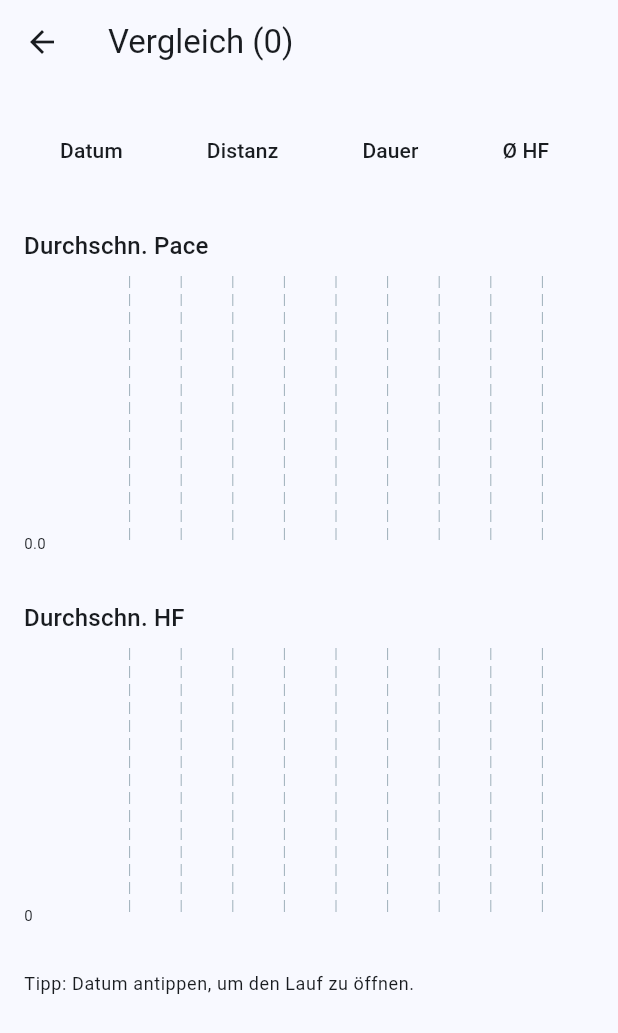
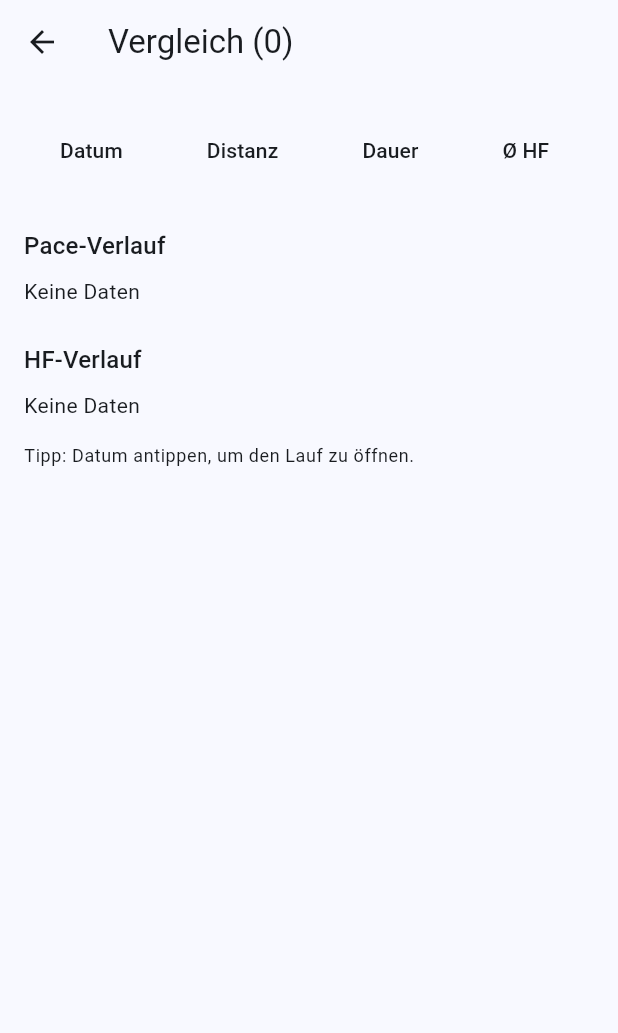
Before and after one commit to kwadde-cmyk/run-aggregator, a Flutter app: the CompareScreen screen opened directly with empty values, on a phone screen of 412 x 824 dp. Shown: the top 1033 px of the screen. Run offline on Flutter 3.47's test engine with Material 3 defaults, Android fonts, the phone set to English and light mode, and no system bars; drawn by our look-alikes of fl_chart; our stand-ins replace flutter_map, flutter_secure_storage, latlong2; missing offline and left inert: flutter_appauth, flutter_inappwebview; accounts and stored records are empty.

Commit message:
Overlay comparison charts with colored semi-transparent lines

```diff
--- a/lib/screens/compare_screen.dart
+++ b/lib/screens/compare_screen.dart
@@ -1,11 +1,33 @@
 import 'package:fl_chart/fl_chart.dart';
 import 'package:flutter/material.dart';
+import '../services/google_health_service.dart';
 import 'exercise_detail_screen.dart';
 
-class CompareScreen extends StatelessWidget {
+class CompareScreen extends StatefulWidget {
   final List<Map<String, dynamic>> exercises;
 
   const CompareScreen({super.key, required this.exercises});
+
+  @override
+  State<CompareScreen> createState() => _CompareScreenState();
+}
+
+class _CompareScreenState extends State<CompareScreen> {
+  bool _loading = true;
+  final List<List<FlSpot>> _paceSeries = [];
+  final List<List<FlSpot>> _hrSeries = [];
+  final List<String> _labels = [];
+
+  static const _colors = [
+    Colors.blue,
+    Colors.red,
+    Colors.green,
+    Colors.orange,
+    Colors.purple,
+    Colors.teal,
+    Colors.amber,
+    Colors.pink,
+  ];
 
   double? _toDouble(dynamic v) {
     if (v is num) return v.toDouble();
@@ -14,30 +36,156 @@ class CompareScreen extends StatelessWidget {
   }
 
   @override
-  Widget build(BuildContext context) {
-    final paceValues = <double>[];
-    final hrValues = <double>[];
-    final labels = <String>[];
+  void initState() {
+    super.initState();
+    _load();
+  }
 
-    for (final item in exercises) {
+  Future<void> _load() async {
+    for (final item in widget.exercises) {
       final exercise = item['exercise'] as Map<String, dynamic>? ?? {};
       final interval = exercise['interval'] as Map<String, dynamic>? ?? {};
-      final metrics = exercise['metricsSummary'] as Map<String, dynamic>? ?? {};
+      final startStr = interval['startTime'] as String? ?? '';
+      final endStr = interval['endTime'] as String? ?? '';
+      final start = DateTime.tryParse(startStr);
 
-      final start = interval['startTime'] as String? ?? '';
-      final startDt = DateTime.tryParse(start);
-      labels.add(startDt != null ? '${startDt.day}.${startDt.month}.' : '?');
+      final startDt = DateTime.tryParse(startStr);
+      _labels.add(startDt != null ? '${startDt.day}.${startDt.month}.' : '?');
 
-      final pace = _toDouble(metrics['averagePaceSecondsPerMeter']);
-      paceValues.add(pace != null ? pace * 1000 / 60 : 0);
+      final paceSpots = <FlSpot>[];
+      final hrSpots = <FlSpot>[];
 
-      final hr = _toDouble(metrics['averageHeartRateBeatsPerMinute']);
-      hrValues.add(hr ?? 0);
+      if (start != null && endStr.isNotEmpty) {
+        final distPoints = await GoogleHealthService.getDistancePoints(
+          startTime: startStr,
+          endTime: endStr,
+        );
+        for (final p in distPoints) {
+          final dist = p['distance'] as Map<String, dynamic>? ?? {};
+          final intv = dist['interval'] as Map<String, dynamic>? ?? {};
+          final tStart = DateTime.tryParse(intv['startTime']?.toString() ?? '');
+          final tEnd = DateTime.tryParse(intv['endTime']?.toString() ?? '');
+          final mm = _toDouble(dist['millimeters']) ?? 0;
+          if (tStart == null || tEnd == null || mm <= 0) continue;
+          final sec = tEnd.difference(tStart).inSeconds;
+          if (sec <= 0) continue;
+          final km = mm / 1000000.0;
+          final pace = (sec / 60.0) / km;
+          final minutes = tStart.difference(start).inSeconds / 60.0;
+          if (minutes >= 0 && pace > 0 && pace < 25) {
+            paceSpots.add(FlSpot(minutes, pace));
+          }
         }
 
+        final hrPoints = await GoogleHealthService.getHeartRatePoints(
+          startTime: startStr,
+          endTime: endStr,
+        );
+        for (final p in hrPoints) {
+          final t = DateTime.tryParse(p['time'] ?? '');
+          final bpm = _toDouble(p['bpm']);
+          if (t == null || bpm == null || bpm < 40 || bpm > 220) continue;
+          final minutes = t.difference(start).inSeconds / 60.0;
+          if (minutes >= 0) hrSpots.add(FlSpot(minutes, bpm));
+        }
+      }
+
+      _paceSeries.add(paceSpots);
+      _hrSeries.add(hrSpots);
+    }
+    if (mounted) setState(() => _loading = false);
+  }
+
+  Widget _buildOverlayChart(List<List<FlSpot>> series, String yLabel, {bool isHr = false}) {
+    if (series.every((s) => s.isEmpty)) return const Text('Keine Daten');
+
+    final allX = series.expand((s) => s.map((p) => p.x));
+    final allY = series.expand((s) => s.map((p) => p.y));
+    final minX = allX.isEmpty ? 0.0 : allX.reduce((a, b) => a < b ? a : b);
+    final maxX = allX.isEmpty ? 1.0 : allX.reduce((a, b) => a > b ? a : b);
+    final minY = allY.isEmpty ? 0.0 : allY.reduce((a, b) => a < b ? a : b);
+    final maxY = allY.isEmpty ? 1.0 : allY.reduce((a, b) => a > b ? a : b);
+    final pad = (maxY - minY) * 0.1;
+
+    final bars = <LineChartBarData>[];
+    for (var i = 0; i < series.length; i++) {
+      if (series[i].isEmpty) continue;
+      final color = _colors[i % _colors.length];
+      bars.add(LineChartBarData(
+        spots: series[i],
+        isCurved: true,
+        color: color.withOpacity(0.55),
+        barWidth: 2,
+        dotData: const FlDotData(show: false),
+      ));
+    }
+
+    return Column(
+      crossAxisAlignment: CrossAxisAlignment.start,
+      children: [
+        Wrap(
+          spacing: 12,
+          children: List.generate(series.length, (i) {
+            final color = _colors[i % _colors.length];
+            return Row(
+              mainAxisSize: MainAxisSize.min,
+              children: [
+                Container(width: 12, height: 12, color: color.withOpacity(0.7)),
+                const SizedBox(width: 4),
+                Text(_labels[i], style: const TextStyle(fontSize: 12)),
+              ],
+            );
+          }),
+        ),
+        const SizedBox(height: 8),
+        SizedBox(
+          height: 260,
+          child: LineChart(
+            LineChartData(
+              minX: minX,
+              maxX: maxX,
+              minY: (minY - pad).clamp(0, double.infinity),
+              maxY: maxY + pad,
+              gridData: const FlGridData(show: true),
+              titlesData: FlTitlesData(
+                bottomTitles: AxisTitles(
+                  sideTitles: SideTitles(
+                    showTitles: true,
+                    reservedSize: 28,
+                    getTitlesWidget: (v, _) => Text('${v.toStringAsFixed(0)}', style: const TextStyle(fontSize: 10)),
+                  ),
+                  axisNameWidget: const Text('Minuten'),
+                ),
+                leftTitles: AxisTitles(
+                  sideTitles: SideTitles(
+                    showTitles: true,
+                    reservedSize: 36,
+                    getTitlesWidget: (v, _) => Text(
+                      isHr ? v.toStringAsFixed(0) : v.toStringAsFixed(1),
+                      style: const TextStyle(fontSize: 10),
+                    ),
+                  ),
+                  axisNameWidget: Text(yLabel, style: const TextStyle(fontSize: 12)),
+                ),
+                rightTitles: const AxisTitles(sideTitles: SideTitles(showTitles: false)),
+                topTitles: const AxisTitles(sideTitles: SideTitles(showTitles: false)),
+              ),
+              borderData: FlBorderData(show: true),
+              lineBarsData: bars,
+            ),
+          ),
+        ),
+      ],
+    );
+  }
+
+  @override
+  Widget build(BuildContext context) {
     return Scaffold(
-      appBar: AppBar(title: Text('Vergleich (${exercises.length})')),
-      body: ListView(
+      appBar: AppBar(title: Text('Vergleich (${widget.exercises.length})')),
+      body: _loading
+          ? const Center(child: CircularProgressIndicator())
+          : ListView(
               padding: const EdgeInsets.all(16),
               children: [
                 SingleChildScrollView(
@@ -51,7 +199,7 @@ class CompareScreen extends StatelessWidget {
                       DataColumn(label: Text('Ø Pace')),
                       DataColumn(label: Text('Kalorien')),
                     ],
-              rows: exercises.asMap().entries.map((entry) {
+                    rows: widget.exercises.asMap().entries.map((entry) {
                       final item = entry.value;
                       final exercise = item['exercise'] as Map<String, dynamic>? ?? {};
                       final interval = exercise['interval'] as Map<String, dynamic>? ?? {};
@@ -98,89 +246,13 @@ class CompareScreen extends StatelessWidget {
                   ),
                 ),
                 const SizedBox(height: 24),
-          Text('Durchschn. Pace', style: Theme.of(context).textTheme.titleMedium),
+                Text('Pace-Verlauf', style: Theme.of(context).textTheme.titleMedium),
                 const SizedBox(height: 8),
-          SizedBox(
-            height: 200,
-            child: BarChart(
-              BarChartData(
-                barGroups: List.generate(paceValues.length, (i) {
-                  return BarChartGroupData(
-                    x: i,
-                    barRods: [
-                      BarChartRodData(
-                        toY: paceValues[i],
-                        color: Colors.blue,
-                        width: 16,
-                        borderRadius: BorderRadius.zero,
-                      ),
-                    ],
-                  );
-                }),
-                titlesData: FlTitlesData(
-                  bottomTitles: AxisTitles(
-                    sideTitles: SideTitles(
-                      showTitles: true,
-                      getTitlesWidget: (v, _) => Text(labels[v.toInt()], style: const TextStyle(fontSize: 10)),
-                    ),
-                  ),
-                  leftTitles: AxisTitles(
-                    sideTitles: SideTitles(
-                      showTitles: true,
-                      reservedSize: 36,
-                      getTitlesWidget: (v, _) => Text(v.toStringAsFixed(1), style: const TextStyle(fontSize: 10)),
-                    ),
-                  ),
-                  rightTitles: const AxisTitles(sideTitles: SideTitles(showTitles: false)),
-                  topTitles: const AxisTitles(sideTitles: SideTitles(showTitles: false)),
-                ),
-                gridData: const FlGridData(show: true),
-                borderData: FlBorderData(show: false),
-              ),
-            ),
-          ),
-          const SizedBox(height: 16),
-          Text('Durchschn. HF', style: Theme.of(context).textTheme.titleMedium),
+                _buildOverlayChart(_paceSeries, 'min/km'),
+                const SizedBox(height: 24),
+                Text('HF-Verlauf', style: Theme.of(context).textTheme.titleMedium),
                 const SizedBox(height: 8),
-          SizedBox(
-            height: 200,
-            child: BarChart(
-              BarChartData(
-                barGroups: List.generate(hrValues.length, (i) {
-                  return BarChartGroupData(
-                    x: i,
-                    barRods: [
-                      BarChartRodData(
-                        toY: hrValues[i],
-                        color: Colors.red,
-                        width: 16,
-                        borderRadius: BorderRadius.zero,
-                      ),
-                    ],
-                  );
-                }),
-                titlesData: FlTitlesData(
-                  bottomTitles: AxisTitles(
-                    sideTitles: SideTitles(
-                      showTitles: true,
-                      getTitlesWidget: (v, _) => Text(labels[v.toInt()], style: const TextStyle(fontSize: 10)),
-                    ),
-                  ),
-                  leftTitles: AxisTitles(
-                    sideTitles: SideTitles(
-                      showTitles: true,
-                      reservedSize: 36,
-                      getTitlesWidget: (v, _) => Text(v.toStringAsFixed(0), style: const TextStyle(fontSize: 10)),
-                    ),
-                  ),
-                  rightTitles: const AxisTitles(sideTitles: SideTitles(showTitles: false)),
-                  topTitles: const AxisTitles(sideTitles: SideTitles(showTitles: false)),
-                ),
-                gridData: const FlGridData(show: true),
-                borderData: FlBorderData(show: false),
-              ),
-            ),
-          ),
+                _buildOverlayChart(_hrSeries, 'bpm', isHr: true),
                 const SizedBox(height: 16),
                 Text('Tipp: Datum antippen, um den Lauf zu öffnen.',
                     style: Theme.of(context).textTheme.bodySmall),
```
Lines whose indentation alone changed are shown as unchanged.
